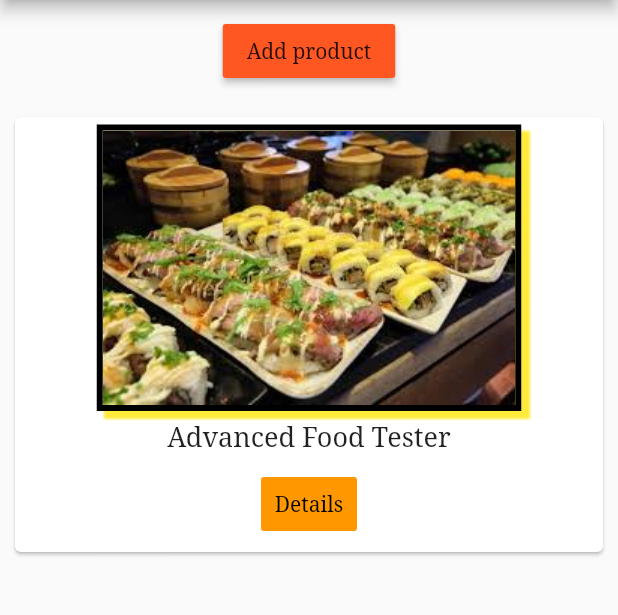
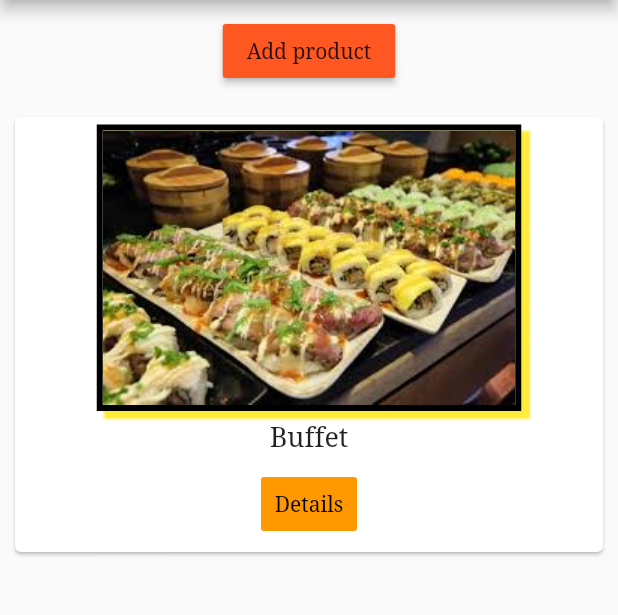
Before and after one commit to anantakrroy/FlutterDevelopment, a Flutter app: the screen it shows after launch, after a tap on "Add product", on a phone screen of 412 x 824 dp, the part 84-699 px from its top. Run offline on Flutter 3.47's test engine with Material 2 defaults, Android fonts, the phone set to English and light mode, and no system bars; our stand-ins replace sqflite; accounts and stored records are empty.

Commit message:
Navigation between screens

```diff
--- a/easylist/lib/pages/product.dart
+++ b/easylist/lib/pages/productdetail.dart
@@ -18,8 +18,8 @@ class ProductDetail extends StatelessWidget {
           crossAxisAlignment: CrossAxisAlignment.center,
           children: <Widget>[
              Container(child: Image.asset(imageUrl),margin: EdgeInsets.only(top: 5.0)),
-             Container(child: Text('This is the product details page',),padding: EdgeInsets.all(10.0),),
-             RaisedButton(child: Text('BACK'),onPressed: () => Navigator.pop(context),color: Colors.orange,)
+             Container(child: Text(title),padding: EdgeInsets.all(10.0),),
+             RaisedButton(child: Text('BACK'),onPressed: () => Navigator.pop(context, true),color: Colors.orange,)
           ],
         ),
       ),
--- a/easylist/lib/product_control.dart
+++ b/easylist/lib/product_control.dart
@@ -16,7 +16,7 @@ class ProductControl extends StatelessWidget {
       color: Theme.of(context).primaryColor,
       onPressed: () {
         print('PRODUCTCONTROL onPressed');
-        addProduct('Advanced Food Tester');
+        addProduct({"title" : "Buffet","image" : "assets/buffet.jpg"});
       },
       child: Text("Add product"),
     );
--- a/easylist/lib/product_manager.dart
+++ b/easylist/lib/product_manager.dart
@@ -4,7 +4,7 @@ import './products.dart';
 import './product_control.dart';
 
 class ProductManager extends StatefulWidget {
-  final String startingProduct;
+  final Map startingProduct;
 
   // named argument - OPTIONAL
   ProductManager({this.startingProduct}) {
@@ -19,7 +19,7 @@ class ProductManager extends StatefulWidget {
 }
 
 class _ProductManagerState extends State<ProductManager> {
-  List<String> _products = [];
+  List<Map> _products = [];
 
   @override
   //No need for set state because initState runs before build
@@ -31,12 +31,11 @@ class _ProductManagerState extends State<ProductManager> {
     }
   }
 
-  void _addProduct(String product) {
+  void _addProduct(Map<String, String> product) {
     print('PRODUCT MANAGER _addproduct');
     setState(() {
       print('[PRODUCT MANAGER WIDGET] setState()');
       _products.add(product);
-      print(_products);
     });
   }
 
--- a/easylist/lib/products.dart
+++ b/easylist/lib/products.dart
@@ -1,11 +1,11 @@
 import 'package:flutter/material.dart';
 
-import './pages/product.dart';
+import './pages/productdetail.dart';
 
 class Products extends StatelessWidget {
-  List<String> products;
+  List<Map> products;
 
-  Products([this.products = const []]) {
+  Products([this.products]) {
     //constructor to initialise
     print('[PRODUCTS WIDGET] constructor');
   }
@@ -16,7 +16,7 @@ class Products extends StatelessWidget {
       child: Column(
         children: <Widget>[
           Container(
-            child: Image.asset("assets/buffet.jpg"),
+            child: Image.asset(products[index]["image"]),
             margin: EdgeInsets.all(5.0),
             decoration: BoxDecoration(border: Border.all(width: 4.0),boxShadow: [
             BoxShadow(
@@ -27,7 +27,7 @@ class Products extends StatelessWidget {
             )
           ],),
           ),
-          Text(products[index],style: TextStyle(fontSize: 18.0,fontFamily: 'NotoSerif'),),
+          Text(products[index]["title"],style: TextStyle(fontSize: 18.0,fontFamily: 'NotoSerif'),),
           ButtonBar(
             alignment: MainAxisAlignment.center,
             children: <Widget>[
@@ -38,7 +38,7 @@ class Products extends StatelessWidget {
                   onPressed: () => Navigator.push(
                       context,
                       MaterialPageRoute(
-                        builder: (BuildContext context) => ProductDetail(),
+                        builder: (BuildContext context) => ProductDetail(products[index]["title"],products[index]["image"]),
                       )))
             ],
           )
```
